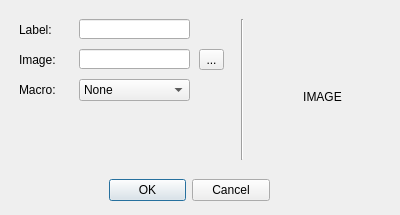
First picture: the form in slate-configurator/screenkey.ui, repository goodmancode/slate-keypad, before the edit.
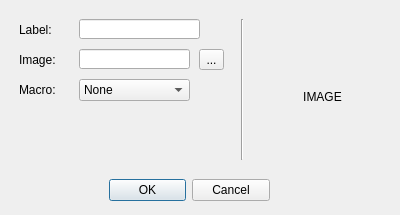
Second picture: the form after the edit. Icons and pictures are not drawn.

Commit message: Slight change to screenkey layout

The edit to the form file:
```diff
--- a/slate-configurator/screenkey.ui
+++ b/slate-configurator/screenkey.ui
@@ -81,7 +81,7 @@
         <rect>
          <x>80</x>
          <y>20</y>
-         <width>111</width>
+         <width>121</width>
          <height>20</height>
         </rect>
        </property>
```
The commit also changes 1 other file.
